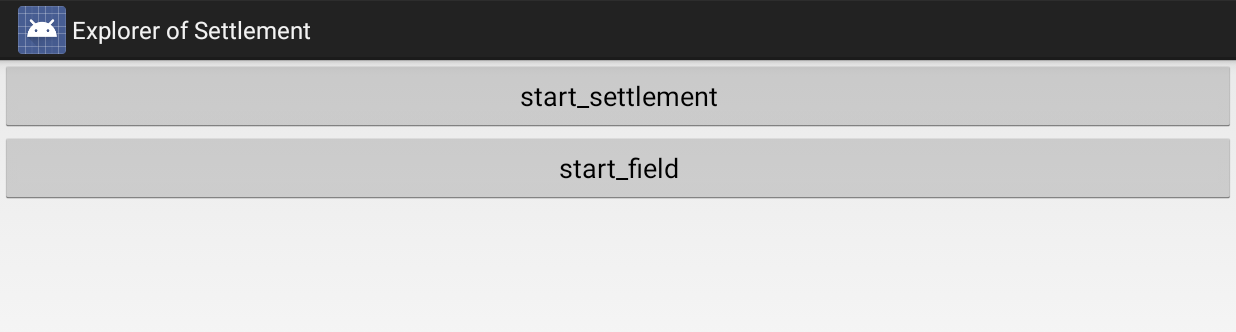
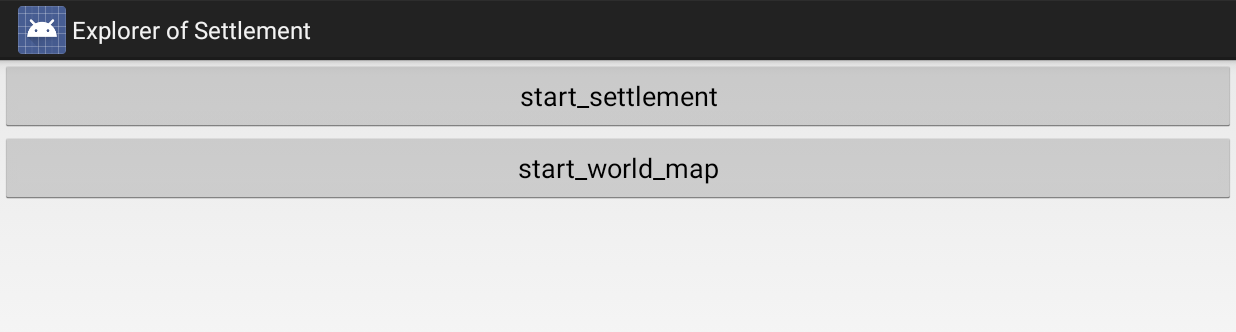
Before and after one commit to bunkatukun/eos, an Android app: the DebugActivity screen opened directly, with no data from a screen before it, on a phone screen of 824 x 412 dp (held sideways). Shown: the top 332 px of the screen. Run offline under Robolectric (Android 15) with nearby library versions, the phone set to English and light mode, and no system bars.

Commit message:
[clean]ワールドマップのEnum内の名前を変更
この後、テストフィールド部分を実装するため。
ワールドマップはそのままに名付けた。

```diff
--- a/app/src/main/java/jp/bunkatusoft/explorersofsettlement/debug/DebugActivity.java
+++ b/app/src/main/java/jp/bunkatusoft/explorersofsettlement/debug/DebugActivity.java
@@ -43,8 +43,8 @@ public class DebugActivity extends FragmentActivity implements View.OnClickListe
 
     private Button createButtonStartField(){
         Button button = new Button(mContext);
-        button.setTag(DebugMenu.START_FIELD.getTag());
-        button.setText(DebugMenu.START_FIELD.getText());
+        button.setTag(DebugMenu.START_WORLD_MAP.getTag());
+        button.setText(DebugMenu.START_WORLD_MAP.getText());
         button.setLayoutParams(new LinearLayout.LayoutParams(LinearLayout.LayoutParams.MATCH_PARENT, LinearLayout.LayoutParams.WRAP_CONTENT));
         button.setOnClickListener(this);
         return button;
@@ -56,7 +56,7 @@ public class DebugActivity extends FragmentActivity implements View.OnClickListe
 		if(DebugMenu.START_SETTLEMENT.getTag().equals(tag)){
 			startActivity(new Intent(DebugActivity.this, SettlementFieldActivity.class));
 			finish();
-		} else if(DebugMenu.START_FIELD.getTag().equals(tag)){
+		} else if(DebugMenu.START_WORLD_MAP.getTag().equals(tag)){
 			//TODO ワールドマップへ遷移
 		}
 	}
--- a/app/src/main/java/jp/bunkatusoft/explorersofsettlement/debug/DebugMenu.java
+++ b/app/src/main/java/jp/bunkatusoft/explorersofsettlement/debug/DebugMenu.java
@@ -5,7 +5,7 @@ package jp.bunkatusoft.explorersofsettlement.debug;
  */
 public enum DebugMenu {
     START_SETTLEMENT("start_settlement", "Start Settlement Test"),
-    START_FIELD("start_field", "Start Field Test");
+    START_WORLD_MAP("start_world_map", "Start World Map Test");
 
     private String text;
     private String tag;
```
